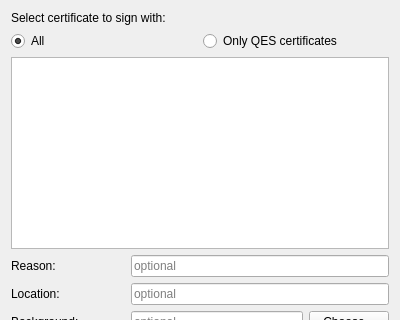
This is part/selectcertificatedialog.ui in KDE/okular as Qt 5 draws it before an edit; both pictures show x 0 to 400 and y 0 to 320 of the 400 by 659 pixel window. The edited form follows.
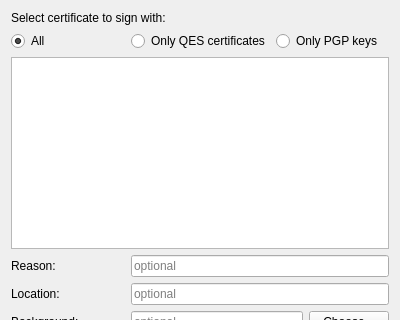
This is the edited form. Icons and pictures are not drawn.

Patch:
```diff
--- a/part/selectcertificatedialog.ui
+++ b/part/selectcertificatedialog.ui
@@ -40,6 +40,13 @@
        </property>
       </widget>
      </item>
+     <item>
+      <widget class="QRadioButton" name="pgpOption">
+       <property name="text">
+        <string comment="@option:radio">Only PGP keys</string>
+       </property>
+      </widget>
+     </item>
     </layout>
    </item>
    <item>
```
